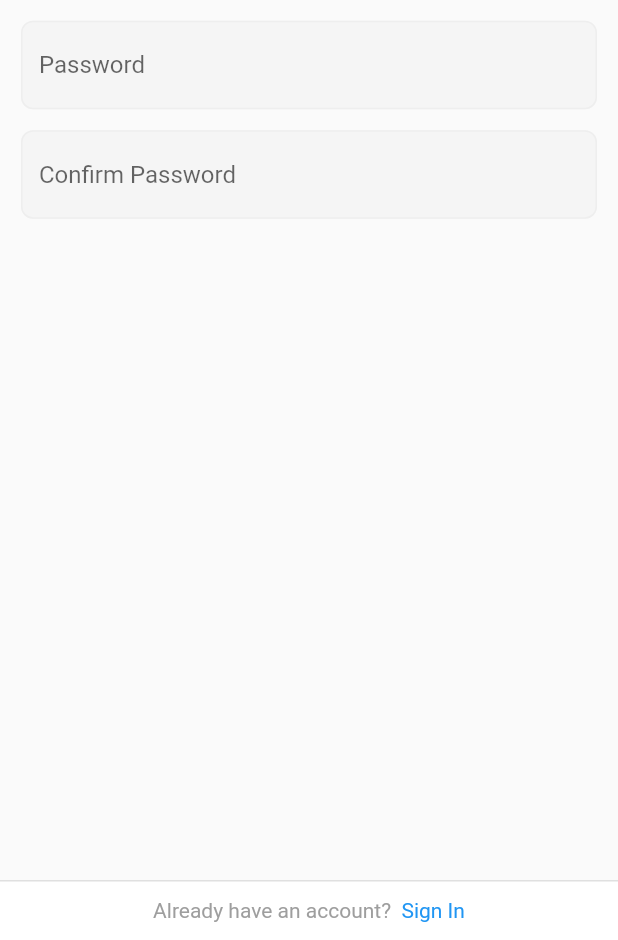
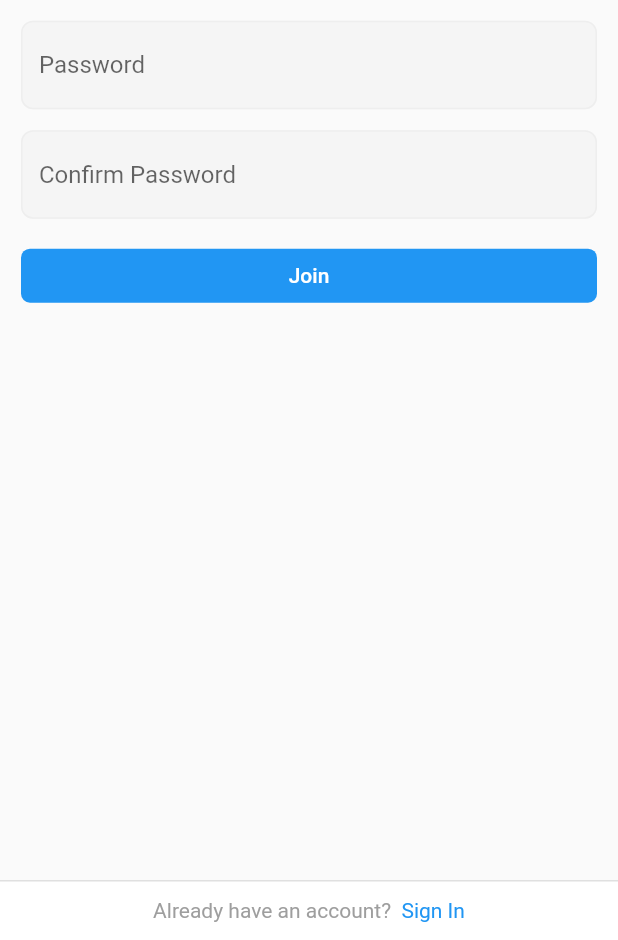
Before and after one commit to sjquant/instgram_clone_flutter, a Flutter app: the screen it shows after launch, after a tap on an icon or button, on a phone screen of 412 x 824 dp, the part 296-1236 px from its top. Run offline on Flutter 3.47's test engine with Material 2 defaults, Android fonts, the phone set to English and light mode, and no system bars; our stand-ins replace cached_network_image.

Commit message:
Add validation feature to signup form

```diff
--- a/lib/widgets/signup_form.dart
+++ b/lib/widgets/signup_form.dart
@@ -44,7 +44,8 @@ class _SigninFormState extends State<SigninForm> {
                   }),
               SizedBox(height: COMMON_GAP),
               TextFormField(
-                  controller: _emailController,
+                  controller: _pwController,
+                  obscureText: true,
                   decoration: _decorateInput("Password"),
                   validator: (text) {
                     if (text.isNotEmpty && text.length > 7) {
@@ -55,7 +56,8 @@ class _SigninFormState extends State<SigninForm> {
                   }),
               SizedBox(height: COMMON_GAP),
               TextFormField(
-                  controller: _emailController,
+                  controller: _cpwController,
+                  obscureText: true,
                   decoration: _decorateInput("Confirm Password"),
                   validator: (text) {
                     if (text.isNotEmpty && text == _pwController.text) {
@@ -64,6 +66,21 @@ class _SigninFormState extends State<SigninForm> {
                       return "비밀번호가 일치하지 않습니다.";
                     }
                   }),
+              SizedBox(height: COMMON_GAP),
+              FlatButton(
+                onPressed: () {
+                  if (_formKey.currentState.validate()) {
+                    print("Validation Success!!");
+                  }
+                },
+                child: Text(
+                  "Join",
+                  style: TextStyle(color: Colors.white),
+                ),
+                color: Colors.blue,
+                shape: RoundedRectangleBorder(
+                    borderRadius: BorderRadius.circular(6)),
+              )
             ],
           )),
     );
@@ -72,6 +89,15 @@ class _SigninFormState extends State<SigninForm> {
   InputDecoration _decorateInput(String hint) {
     return InputDecoration(
         hintText: hint,
+        focusedBorder: OutlineInputBorder(
+            borderSide: BorderSide(color: Colors.grey[200]),
+            borderRadius: BorderRadius.circular(8)),
+        errorBorder: OutlineInputBorder(
+            borderSide: BorderSide(color: Colors.red[200]),
+            borderRadius: BorderRadius.circular(8)),
+        focusedErrorBorder: OutlineInputBorder(
+            borderSide: BorderSide(color: Colors.red[200]),
+            borderRadius: BorderRadius.circular(8)),
         enabledBorder: OutlineInputBorder(
             borderSide: BorderSide(color: Colors.grey[200]),
             borderRadius: BorderRadius.circular(8)),
```
